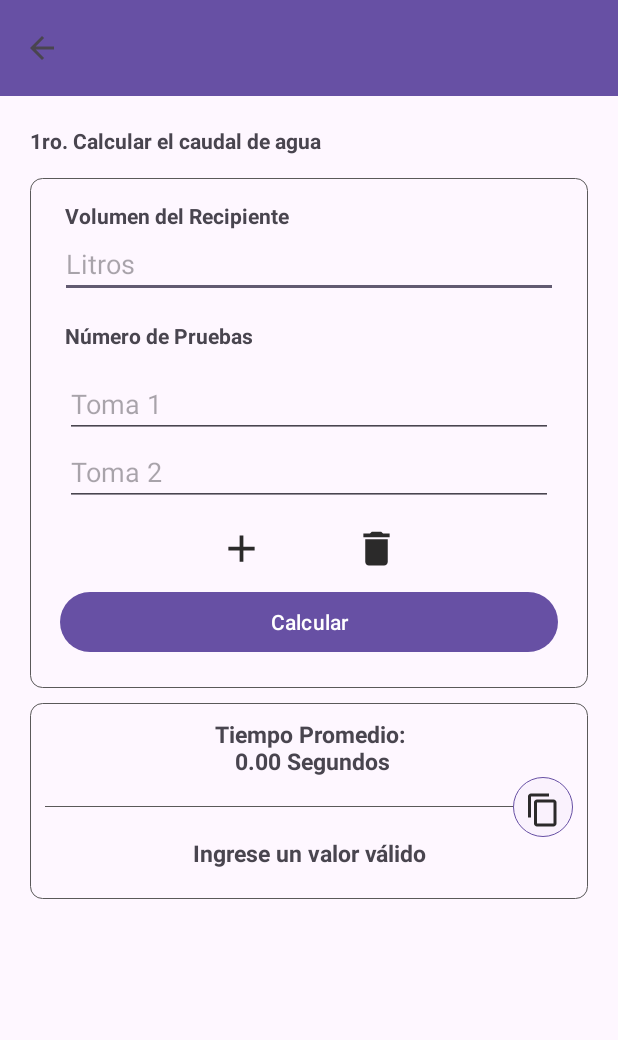
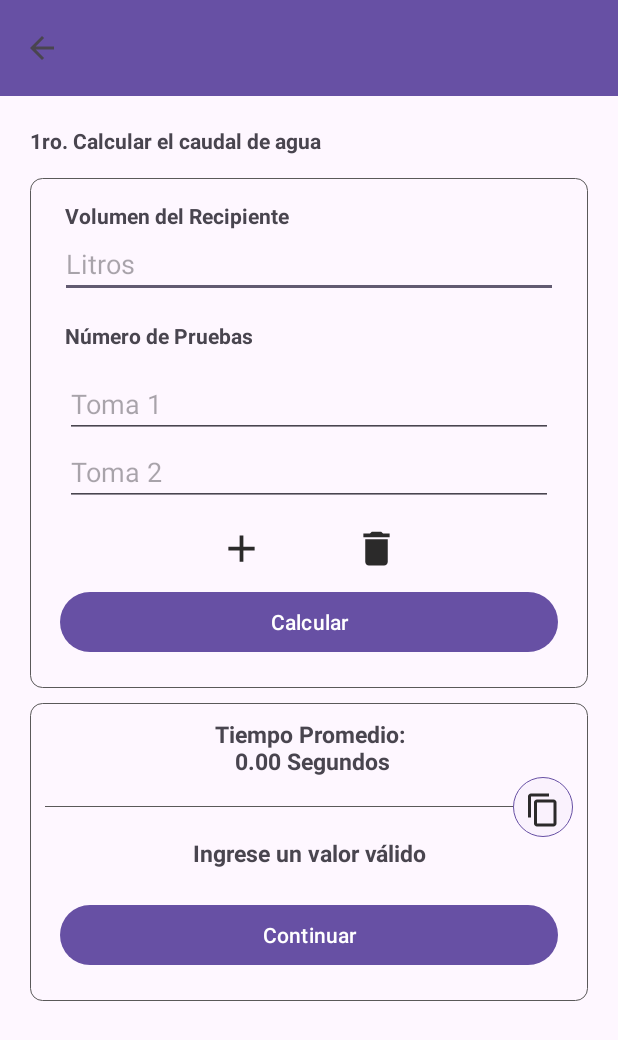
Before and after one commit to alancarlossilvestre/aplicacion_ministerio_de_vivienda_pasco, an Android app: the calculo_caudalActivity screen opened directly, with no data from a screen before it, after a tap on "Calcular", on a phone screen of 412 x 824 dp. Shown: the top 1040 px of the screen. Run offline under Robolectric (Android 15) with nearby library versions, the phone set to English and light mode, and no system bars; 1 other tap on this screen came first.

```diff
--- a/app/src/main/java/com/example/mv4/UI/cloracion.kt
+++ b/app/src/main/java/com/example/mv4/UI/cloracion.kt
@@ -7,7 +7,7 @@ import android.view.View
 import android.view.ViewGroup
 import android.widget.Button
 import androidx.fragment.app.Fragment
-import com.example.mv4.AutocompensanteActivity
+import com.example.mv4.calculo_caudalActivity
 import com.example.mv4.R
 
 
@@ -24,8 +24,8 @@ class cloracion : Fragment() {
         val button = view.findViewById<Button>(R.id.btnautocompensant)
         button.setOnClickListener {
             // Iniciar la nueva actividad
-            val intent = Intent(requireContext(), AutocompensanteActivity::class.java)
-            intent.putExtra("titulo_toolbar", "Autocompensante")
+            val intent = Intent(requireContext(), calculo_caudalActivity::class.java)
+            intent.putExtra("titulo_toolbar", "Calculo Caudal")
             startActivity(intent)
         }
         // Inflate the layout for this fragment
--- a/app/src/main/java/com/example/mv4/AutocompensanteActivity.kt
+++ b/app/src/main/java/com/example/mv4/calculo_caudalActivity.kt
@@ -3,23 +3,21 @@ package com.example.mv4
 import android.content.ClipData
 import android.content.ClipboardManager
 import android.content.Context
+import android.content.Intent
 import androidx.appcompat.app.AppCompatActivity
 import android.os.Bundle
 import android.view.View
 import android.widget.Button
-import android.widget.EditText
-import android.widget.ImageButton
 import android.widget.LinearLayout
 import android.widget.TextView
-import androidx.appcompat.widget.AppCompatImageButton
 import androidx.appcompat.widget.AppCompatImageView
-import androidx.appcompat.widget.Toolbar
+import com.example.mv4.autocompensante.calculo_autcompensante
 import com.example.mv4.caudalautocompensante.InputManager
 import com.example.mv4.caudalautocompensante.calculaCaudar
 import com.google.android.material.textfield.TextInputEditText
 
 
-class AutocompensanteActivity : AppCompatActivity() {
+class calculo_caudalActivity : AppCompatActivity() {
     private lateinit var container: LinearLayout
     private lateinit var addButton: AppCompatImageView
     private lateinit var inputManager: InputManager
@@ -33,7 +31,7 @@ class AutocompensanteActivity : AppCompatActivity() {
 
     override fun onCreate(savedInstanceState: Bundle?) {
         super.onCreate(savedInstanceState)
-        setContentView(R.layout.activity_autocompensante)
+        setContentView(R.layout.activity_calculo_caudal)
         // Obtener el título del toolbar del intent
         val toolbarTitle = intent.getStringExtra("titulo_toolbar")
 
@@ -69,13 +67,23 @@ class AutocompensanteActivity : AppCompatActivity() {
             if (Litros != null) {
                 val result = Litros / average
                 resultadoCaudal.text = "Caudal: \n %.2f l/seg" .format(result)
+                val intent = Intent(this,  calculo_autcompensante::class.java)
                 ocultarTecladoUI.ocultarTeclado(this)
                 mostrarLinear()
+                val btnIrCalculoAutocom = findViewById<Button>(R.id.buttonIrCalculoAutocom)
+                btnIrCalculoAutocom.setOnClickListener {
+                    val intent = Intent(this, calculo_autcompensante::class.java)
+                    intent.putExtra("resultadoCaudal", result)
+                    intent.putExtra("titulo_toolbar", "Calculo Autocompensante")
+                    startActivity(intent)
+
+                }
             } else {
                 resultadoCaudal.text = "Ingrese un valor válido"
                 ocultarTecladoUI.ocultarTeclado(this)
                 mostrarLinear()
             }
+
 
         }
         val btnCopy = findViewById<Button>(R.id.botonCopiarcaudal)
--- a/app/src/main/res/layout/activity_autocompensante.xml
+++ b/app/src/main/res/layout/activity_calculo_caudal.xml
@@ -5,7 +5,7 @@
     android:layout_width="match_parent"
     android:layout_height="wrap_content"
     android:orientation="vertical"
-    tools:context=".AutocompensanteActivity">
+    tools:context=".calculo_caudalActivity">
 
 
 
@@ -179,7 +179,15 @@
             android:layout_marginBottom="10dp"
             />
 
+        <Button
+            android:id="@+id/buttonIrCalculoAutocom"
+            android:layout_width="match_parent"
+            android:layout_height="wrap_content"
+            android:layout_margin="10dp"
+            android:text="Continuar" />
+
     </LinearLayout>
+
     </LinearLayout>
 
     </ScrollView>
```
Also changed, not shown: app/src/main/AndroidManifest.xml (+12 -3 lines), app/src/main/java/com/example/mv4/autocompensante/calculo_autcompensante.kt (added, +33 -0 lines), app/src/main/java/com/example/mv4/autocompensante/calculo_caudal_Autocom_Fragment.kt (deleted, +0 -60 lines), app/src/main/res/layout/activity_calculo_autcompensante.xml (renamed from app/src/main/res/layout/fragment_calculo_caudal__autocom_.xml, +12 -3 lines).
